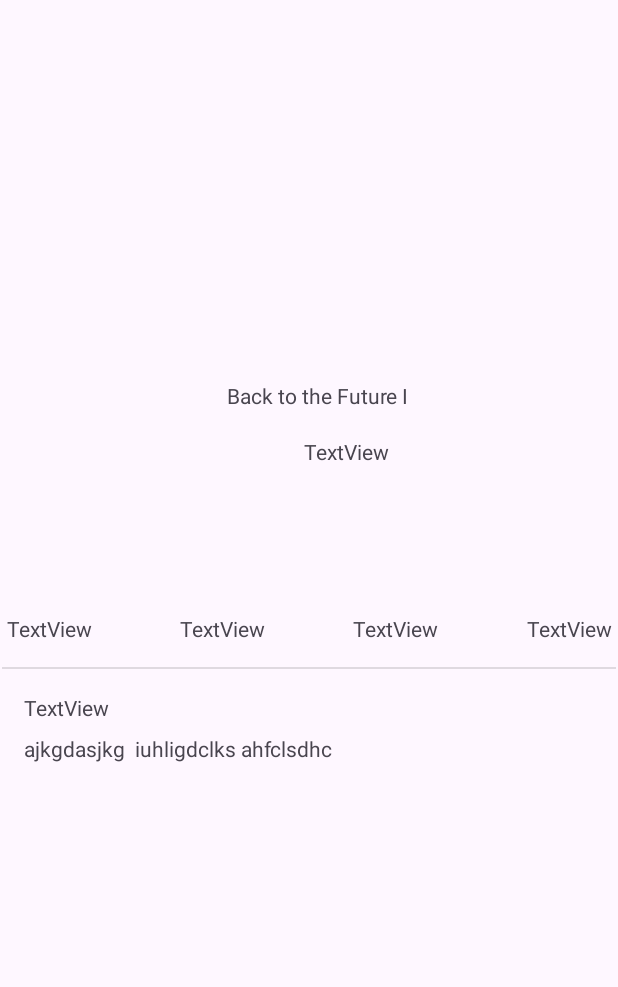
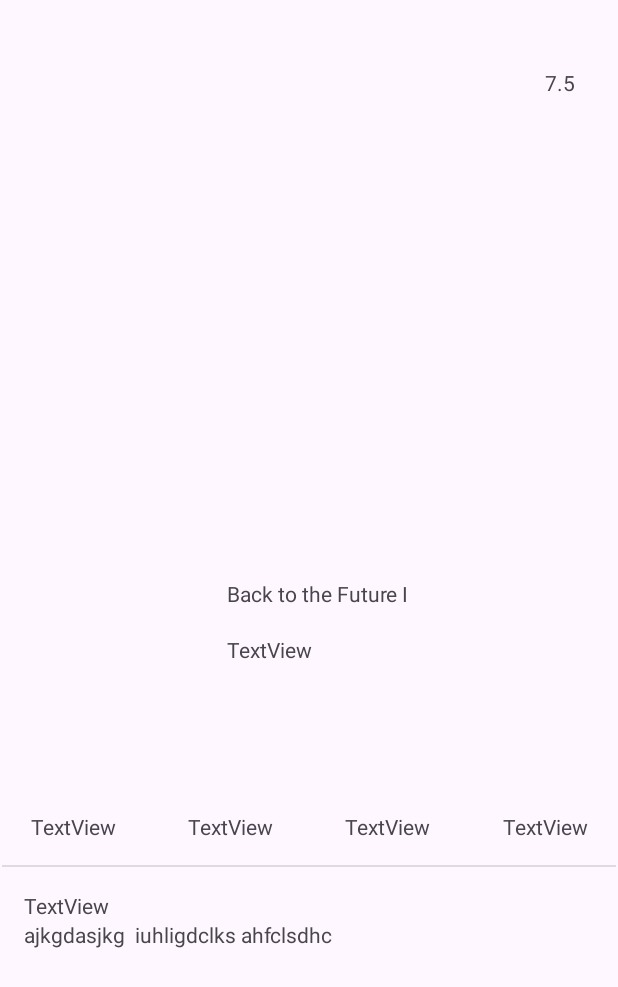
Before and after one commit to Richardkas-rek/Test02layout, an Android app: the screen it shows after launch (MainActivity), on a phone screen of 412 x 824 dp. Shown: the top 987 px of the screen. Run offline under Robolectric (Android 15) with nearby library versions, the phone set to English and light mode, and no system bars.

Commit message:
broblem barreir

```diff
--- a/app/src/main/res/layout/activity_main.xml
+++ b/app/src/main/res/layout/activity_main.xml
@@ -7,22 +7,11 @@
     android:layout_height="match_parent"
     tools:context=".MainActivity">
 
-    <TextView
-        android:id="@+id/trxtvirw_movieName"
-        android:layout_width="159dp"
-        android:layout_height="29dp"
-        android:layout_marginTop="16dp"
-        android:text="Back to the Future I"
-        app:layout_constraintEnd_toEndOf="parent"
-        app:layout_constraintHorizontal_bias="0.6"
-        app:layout_constraintStart_toStartOf="parent"
-        app:layout_constraintTop_toBottomOf="@+id/imageview_moviePoster" />
-
     <ImageView
         android:id="@+id/imageview_moviePoster"
-        android:layout_width="578dp"
-        android:layout_height="234dp"
-        android:layout_marginTop="4dp"
+        android:layout_width="1594dp"
+        android:layout_height="354dp"
+        android:layout_marginTop="16dp"
         app:layout_constraintEnd_toEndOf="parent"
         app:layout_constraintStart_toStartOf="parent"
         app:layout_constraintTop_toTopOf="parent"
@@ -32,41 +21,29 @@
         android:id="@+id/textView"
         android:layout_width="wrap_content"
         android:layout_height="wrap_content"
-        android:layout_marginStart="16dp"
         android:layout_marginTop="16dp"
         android:text="TextView"
-        app:layout_constraintStart_toStartOf="parent"
+        app:layout_constraintStart_toStartOf="@+id/guideline1"
         app:layout_constraintTop_toBottomOf="@+id/divider" />
 
     <TextView
         android:id="@+id/textView2"
         android:layout_width="0dp"
         android:layout_height="48dp"
-        android:layout_marginTop="8dp"
         android:text="ajkgdasjkg  iuhligdclks ahfclsdhc"
-        app:layout_constraintEnd_toEndOf="parent"
-        app:layout_constraintStart_toStartOf="@+id/textView"
+        app:layout_constraintEnd_toStartOf="@+id/guideline2"
+        app:layout_constraintStart_toStartOf="@+id/guideline1"
         app:layout_constraintTop_toBottomOf="@+id/textView" />
 
     <ImageView
         android:id="@+id/imageView"
         android:layout_width="123dp"
         android:layout_height="172dp"
-        android:layout_marginStart="16dp"
         app:layout_constraintBottom_toBottomOf="@+id/imageview_moviePoster"
-        app:layout_constraintStart_toStartOf="parent"
+        app:layout_constraintStart_toStartOf="@+id/guideline1"
         app:layout_constraintTop_toBottomOf="@+id/imageview_moviePoster"
+        app:layout_constraintVertical_bias="0.406"
         tools:srcCompat="@tools:sample/avatars" />
-
-    <TextView
-        android:id="@+id/textView7"
-        android:layout_width="wrap_content"
-        android:layout_height="wrap_content"
-        android:layout_marginTop="8dp"
-        android:text="TextView"
-        app:layout_constraintEnd_toEndOf="@+id/trxtvirw_movieName"
-        app:layout_constraintStart_toStartOf="@+id/trxtvirw_movieName"
-        app:layout_constraintTop_toBottomOf="@+id/trxtvirw_movieName" />
 
     <ImageView
         android:id="@+id/imageView2"
@@ -75,7 +52,7 @@
         android:layout_marginTop="16dp"
         app:layout_constraintEnd_toStartOf="@+id/imageView3"
         app:layout_constraintHorizontal_chainStyle="spread_inside"
-        app:layout_constraintStart_toStartOf="parent"
+        app:layout_constraintStart_toStartOf="@+id/guideline1"
         app:layout_constraintTop_toBottomOf="@+id/imageView"
         tools:srcCompat="@tools:sample/avatars" />
 
@@ -93,7 +70,7 @@
         android:id="@+id/imageView4"
         android:layout_width="65dp"
         android:layout_height="65dp"
-        app:layout_constraintEnd_toEndOf="parent"
+        app:layout_constraintEnd_toStartOf="@+id/guideline2"
         app:layout_constraintHorizontal_bias="0.5"
         app:layout_constraintStart_toEndOf="@+id/imageView5"
         app:layout_constraintTop_toTopOf="@+id/imageView2"
@@ -161,4 +138,59 @@
         app:layout_constraintStart_toStartOf="parent"
         app:layout_constraintTop_toBottomOf="@+id/textView3" />
 
+    <androidx.constraintlayout.widget.Guideline
+        android:id="@+id/guideline1"
+        android:layout_width="wrap_content"
+        android:layout_height="wrap_content"
+        android:orientation="vertical"
+        app:layout_constraintGuide_begin="16dp" />
+
+    <androidx.constraintlayout.widget.Guideline
+        android:id="@+id/guideline2"
+        android:layout_width="wrap_content"
+        android:layout_height="wrap_content"
+        android:orientation="vertical"
+        app:layout_constraintGuide_end="16dp" />
+
+    <ImageView
+        android:id="@+id/imageView6"
+        android:layout_width="45dp"
+        android:layout_height="45dp"
+        app:layout_constraintEnd_toStartOf="@+id/guideline2"
+        tools:layout_editor_absoluteY="379dp"
+        tools:srcCompat="@tools:sample/avatars" />
+
+    <TextView
+        android:id="@+id/textView8"
+        android:layout_width="wrap_content"
+        android:layout_height="wrap_content"
+        android:text="7.5"
+        app:layout_constraintEnd_toEndOf="@+id/imageView6"
+        app:layout_constraintStart_toStartOf="@+id/imageView6"
+        app:layout_constraintTop_toBottomOf="@+id/imageView6" />
+
+    <TextView
+        android:id="@+id/trxtvirw_movieName"
+        android:layout_width="159dp"
+        android:layout_height="29dp"
+        android:layout_marginTop="16dp"
+        android:text="Back to the Future I"
+        app:layout_constraintEnd_toEndOf="parent"
+        app:layout_constraintHorizontal_bias="0.6"
+        app:layout_constraintStart_toStartOf="parent"
+        app:layout_constraintTop_toBottomOf="@+id/imageview_moviePoster" />
+
+    <TextView
+        android:id="@+id/tatnemText1"
+        android:layout_width="wrap_content"
+        android:layout_height="wrap_content"
+        android:layout_marginTop="8dp"
+        android:text="TextView"
+        app:layout_constraintStart_toStartOf="@+id/trxtvirw_movieName"
+        app:layout_constraintTop_toBottomOf="@+id/trxtvirw_movieName" />
+
+    <androidx.constraintlayout.widget.Barrier android:layout_width="wrap_content"
+        android:layout_height="wrap_content" />
+
+
 </androidx.constraintlayout.widget.ConstraintLayout>
```
